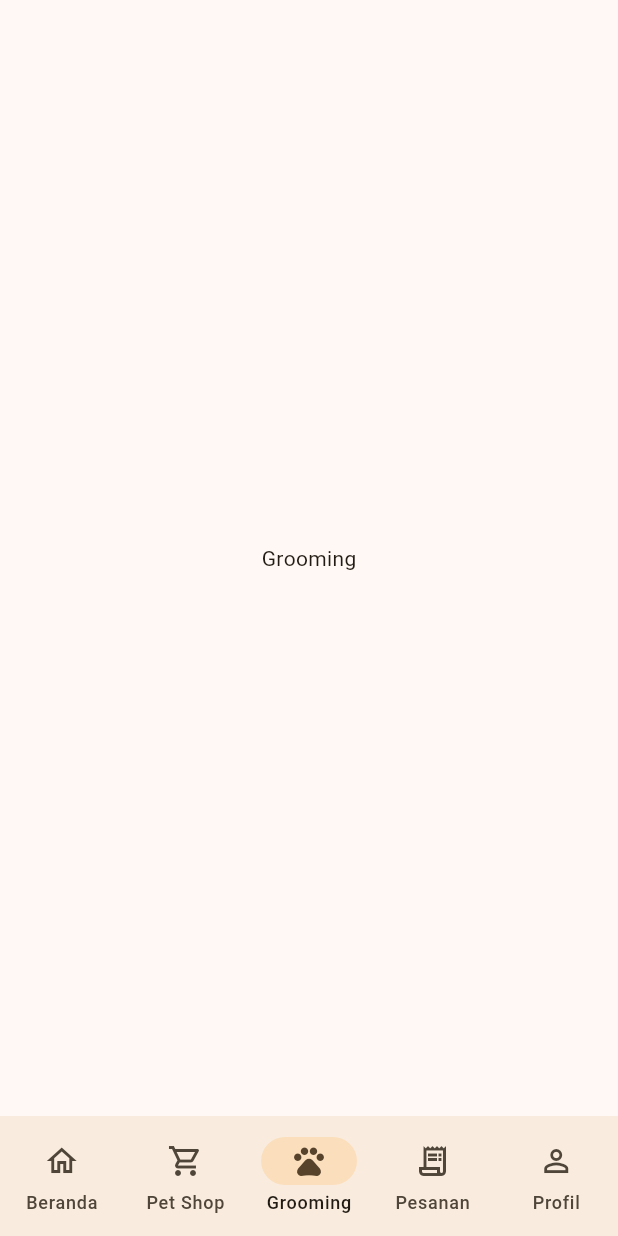
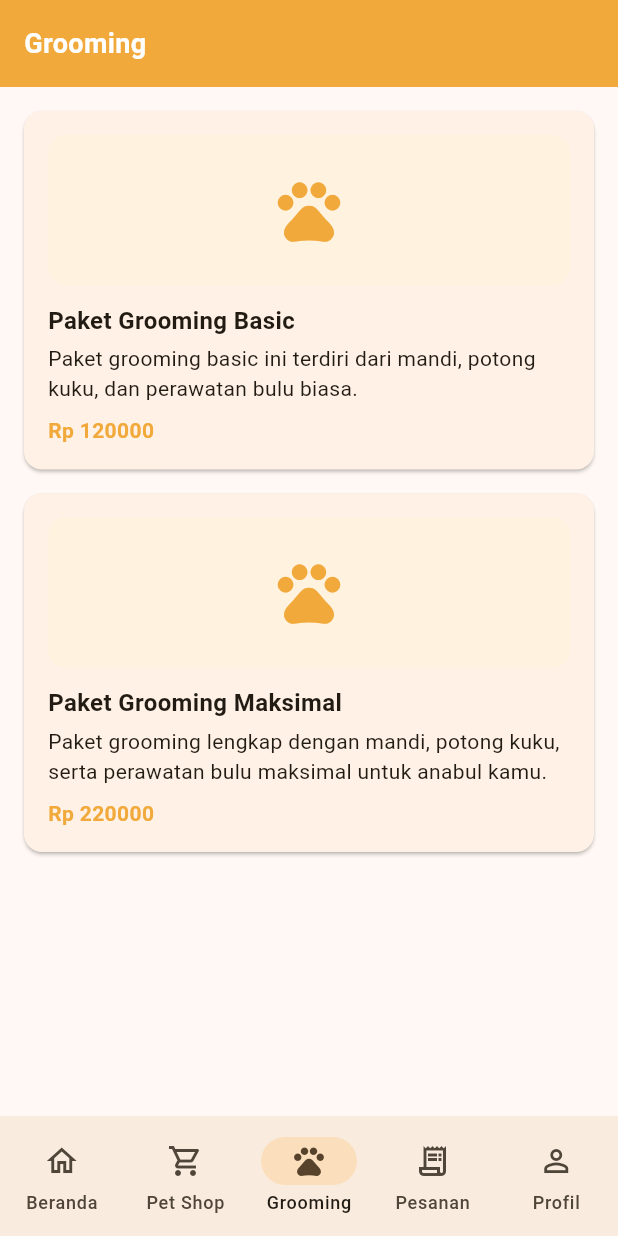
Before and after one commit to UNUGHA-Informatika-26/cattopia, a Flutter app: the screen it shows after launch, item 3 of the bottom bar chosen, on a phone screen of 412 x 824 dp. Run offline on Flutter 3.47's test engine with Material 3 defaults, Android fonts, the phone set to English and light mode, and no system bars.

Commit message:
Tambah grooming

```diff
--- /dev/null
+++ b/lib/grooming_page.dart
@@ -0,0 +1,107 @@
+import 'package:flutter/material.dart';
+
+import 'home_page.dart';
+import 'grooming_detail_page.dart';
+
+const paketList = [
+  GroomingPackage(
+    'Paket Grooming Basic',
+    120000,
+    'Paket grooming basic ini terdiri dari mandi, potong kuku, dan perawatan bulu biasa.',
+    ['Mandi', 'Potong kuku', 'Perawatan bulu biasa'],
+  ),
+  GroomingPackage(
+    'Paket Grooming Maksimal',
+    220000,
+    'Paket grooming lengkap dengan mandi, potong kuku, serta perawatan bulu maksimal untuk anabul kamu.',
+    ['Mandi', 'Potong kuku', 'Perawatan bulu maksimal'],
+  ),
+];
+
+class GroomingPage extends StatelessWidget {
+  const GroomingPage({super.key});
+
+  @override
+  Widget build(BuildContext context) {
+    return SafeArea(
+      child: Column(
+        children: [
+          Container(
+            width: double.infinity,
+            color: kOrange,
+            padding: const EdgeInsets.all(16),
+            child: const Text(
+              'Grooming',
+              style: TextStyle(
+                color: Colors.white,
+                fontSize: 18,
+                fontWeight: FontWeight.bold,
+              ),
+            ),
+          ),
+          Expanded(
+            child: ListView.builder(
+              padding: const EdgeInsets.all(16),
+              itemCount: paketList.length,
+              itemBuilder: (context, i) {
+                final p = paketList[i];
+                return Card(
+                  margin: const EdgeInsets.only(bottom: 16),
+                  child: InkWell(
+                    onTap: () {
+                      Navigator.push(
+                        context,
+                        MaterialPageRoute(
+                          builder: (_) => GroomingDetailPage(paket: p),
+                        ),
+                      );
+                    },
+                    child: Padding(
+                      padding: const EdgeInsets.all(16),
+                      child: Column(
+                        crossAxisAlignment: CrossAxisAlignment.start,
+                        children: [
+                          Container(
+                            height: 100,
+                            width: double.infinity,
+                            decoration: BoxDecoration(
+                              color: Colors.orange.shade50,
+                              borderRadius: BorderRadius.circular(12),
+                            ),
+                            child: const Icon(
+                              Icons.pets,
+                              size: 50,
+                              color: kOrange,
+                            ),
+                          ),
+                          const SizedBox(height: 12),
+                          Text(
+                            p.nama,
+                            style: const TextStyle(
+                              fontWeight: FontWeight.bold,
+                              fontSize: 16,
+                            ),
+                          ),
+                          const SizedBox(height: 4),
+                          Text(p.deskripsi),
+                          const SizedBox(height: 8),
+                          Text(
+                            'Rp ${p.harga}',
+                            style: const TextStyle(
+                              color: kOrange,
+                              fontWeight: FontWeight.bold,
+                            ),
+                          ),
+                        ],
+                      ),
+                    ),
+                  ),
+                );
+              },
+            ),
+          ),
+        ],
+      ),
+    );
+  }
+}
--- a/lib/main.dart
+++ b/lib/main.dart
@@ -1,6 +1,7 @@
 import 'package:flutter/material.dart';
 import 'home_page.dart';
 import 'shop_page.dart';
+import 'grooming_page.dart';
 
 void main() {
   runApp(const CattopiaApp());
@@ -36,7 +37,7 @@ class _MainPageState extends State<MainPage> {
   final List<Widget> _pages = const [
     HomePage(),
     ShopPage(),
-    Center(child: Text('Grooming')),
+    GroomingPage(),
     Center(child: Text('Pesanan')),
     Center(child: Text('Profil')),
   ];
```
Also changed, not shown: lib/grooming_detail_page.dart (added, +158 -0 lines).
